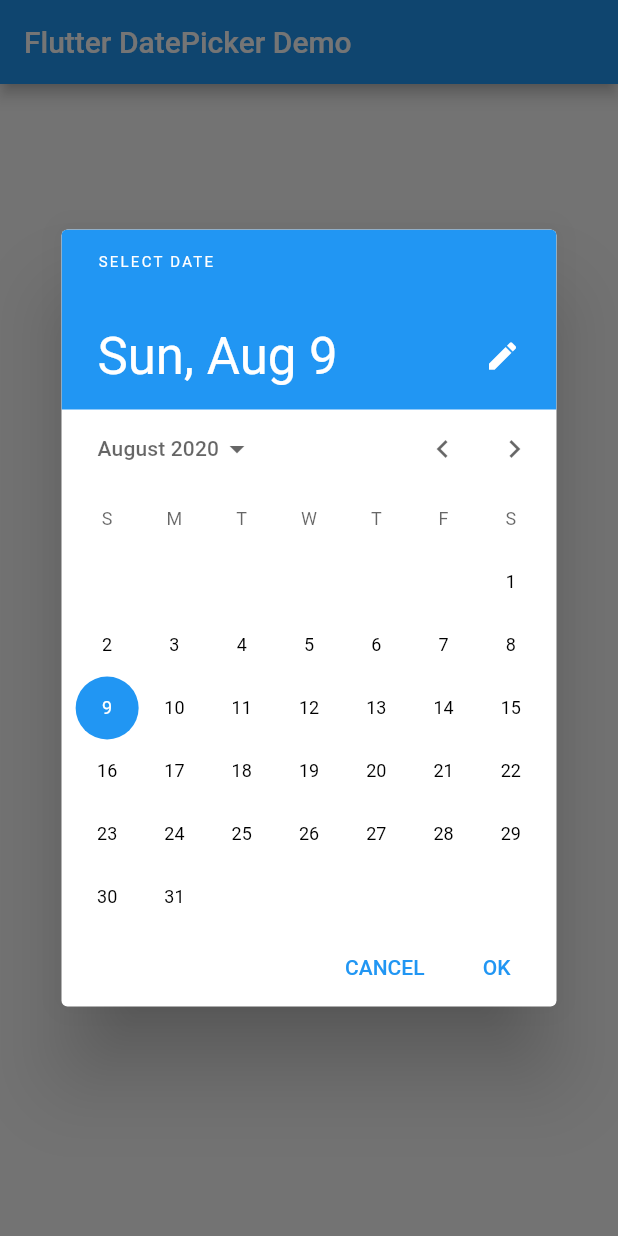
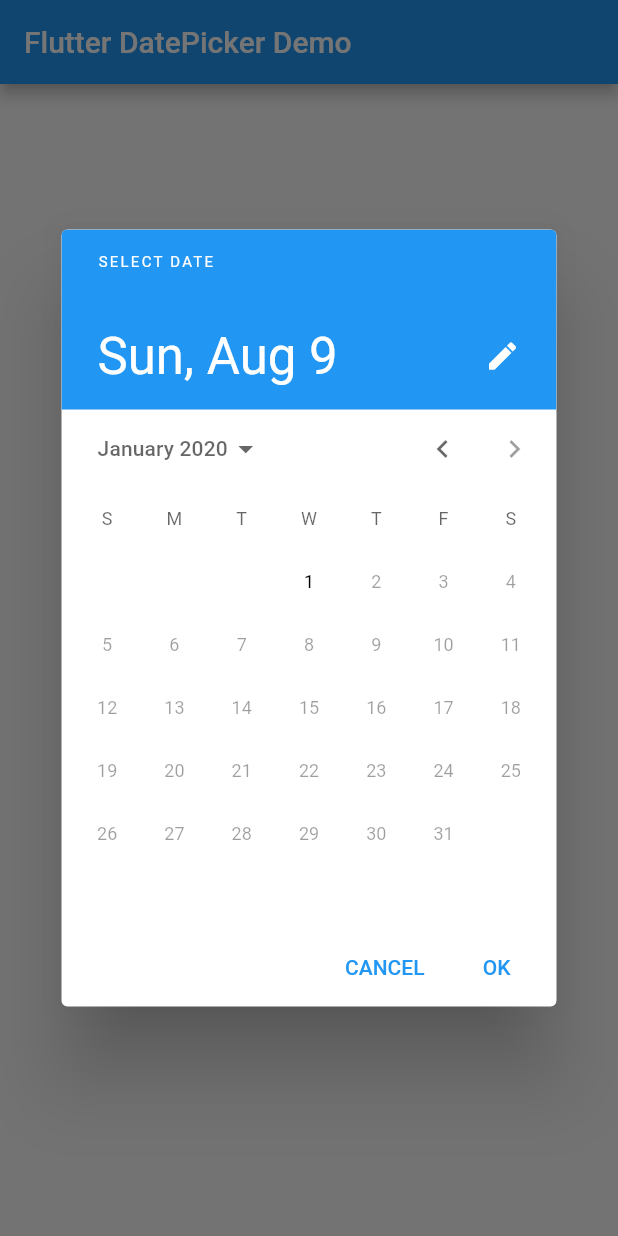
Before and after one commit to mundanecode/flutter-datepicker, a Flutter app: the screen it shows after launch, after a tap on the "calendar today" icon, on a phone screen of 412 x 824 dp. Run offline on Flutter 3.47's test engine with Material 2 defaults, Android fonts, the phone set to English and light mode, and no system bars.

```diff
--- a/lib/main.dart
+++ b/lib/main.dart
@@ -34,8 +34,8 @@ class _MyHomePageState extends State<MyHomePage> {
     final DateTime d = await showDatePicker(
       context: context,
       initialDate: DateTime.now(),
-      firstDate: DateTime(2015, 8),
-      lastDate: DateTime(2101),
+      firstDate: DateTime(2015),
+      lastDate: DateTime(2020),
     );
     if (d != null)
       setState(() {
```
Also changed, not shown: pubspec.lock, 1 other file.
